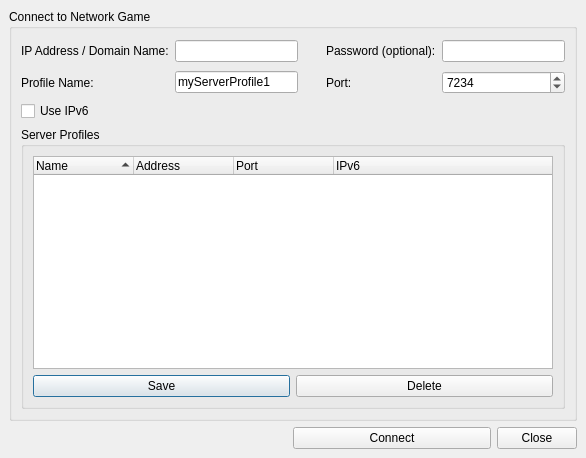
Old version of the form src/gui/qt/joinnetworkgamedialog.ui in the repository pokerth/pokerth.
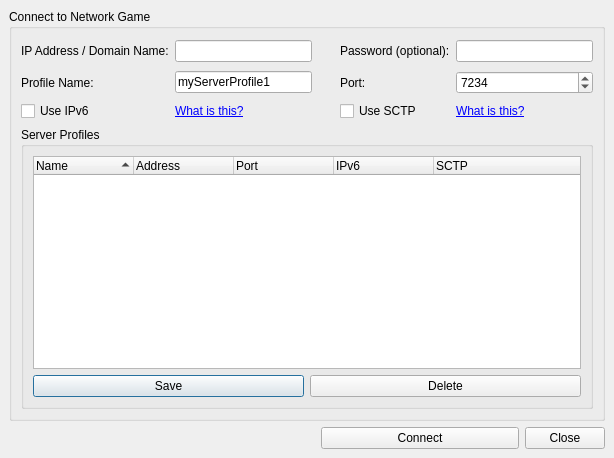
New version of the form.

What changed in the file:
```diff
--- a/src/gui/qt/joinnetworkgamedialog.ui
+++ b/src/gui/qt/joinnetworkgamedialog.ui
@@ -5,7 +5,7 @@
    <rect>
     <x>0</x>
     <y>0</y>
-    <width>586</width>
+    <width>614</width>
     <height>458</height>
    </rect>
   </property>
@@ -31,13 +31,6 @@
       <property name="spacing" >
        <number>6</number>
       </property>
-      <item row="2" column="0" colspan="5" >
-       <widget class="QCheckBox" name="checkBox_ipv6" >
-        <property name="text" >
-         <string>Use IPv6</string>
-        </property>
-       </widget>
-      </item>
       <item row="1" column="1" >
        <widget class="QLineEdit" name="lineEdit_profileName" >
         <property name="text" >
@@ -164,6 +157,11 @@
              <string>IPv6</string>
             </property>
            </column>
+           <column>
+            <property name="text" >
+             <string>SCTP</string>
+            </property>
+           </column>
           </widget>
          </item>
          <item row="1" column="0" >
@@ -193,6 +191,40 @@
         </layout>
        </widget>
       </item>
+      <item row="2" column="0" >
+       <widget class="QCheckBox" name="checkBox_ipv6" >
+        <property name="text" >
+         <string>Use IPv6</string>
+        </property>
+       </widget>
+      </item>
+      <item row="2" column="1" >
+       <widget class="QLabel" name="label_5" >
+        <property name="text" >
+         <string>&lt;a href="http://en.wikipedia.org/wiki/Ipv6">What is this?&lt;/a></string>
+        </property>
+        <property name="openExternalLinks" >
+         <bool>true</bool>
+        </property>
+       </widget>
+      </item>
+      <item row="2" column="3" >
+       <widget class="QCheckBox" name="checkBox_sctp" >
+        <property name="text" >
+         <string>Use SCTP</string>
+        </property>
+       </widget>
+      </item>
+      <item row="2" column="4" >
+       <widget class="QLabel" name="label_6" >
+        <property name="text" >
+         <string>&lt;a href="http://en.wikipedia.org/wiki/Stream_Control_Transmission_Protocol">What is this?&lt;/a></string>
+        </property>
+        <property name="openExternalLinks" >
+         <bool>true</bool>
+        </property>
+       </widget>
+      </item>
      </layout>
     </widget>
    </item>
```
